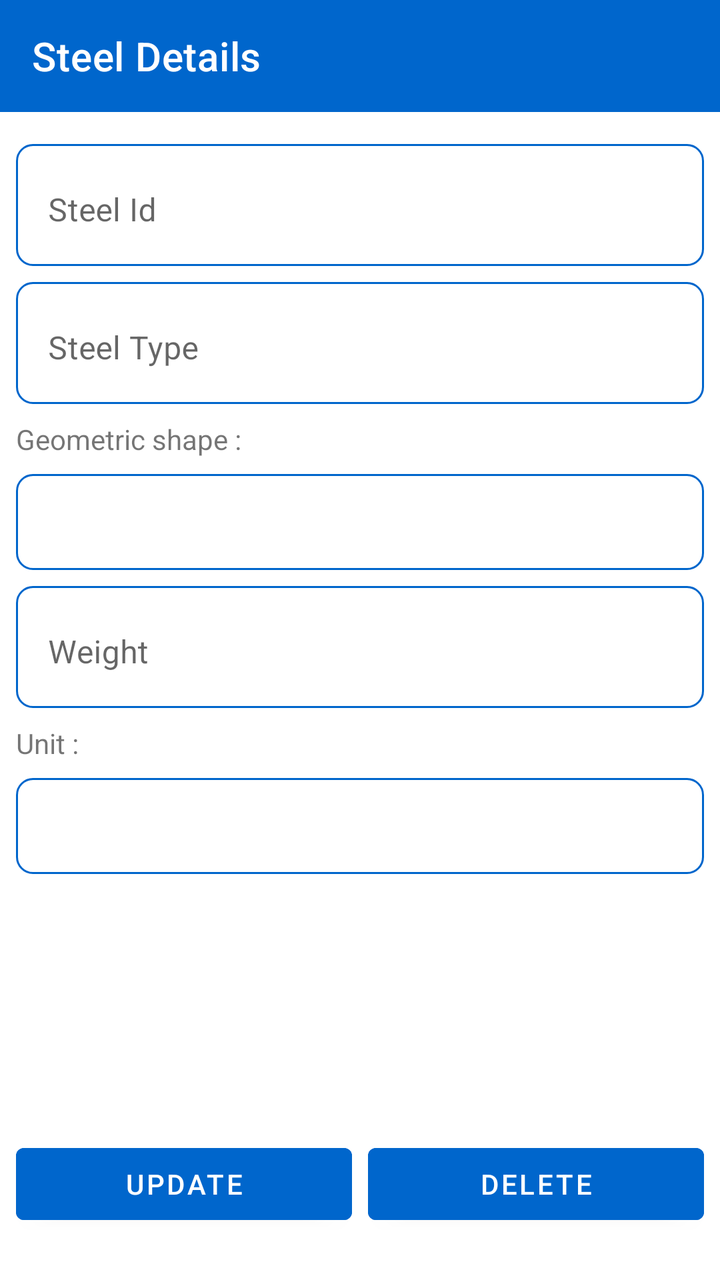
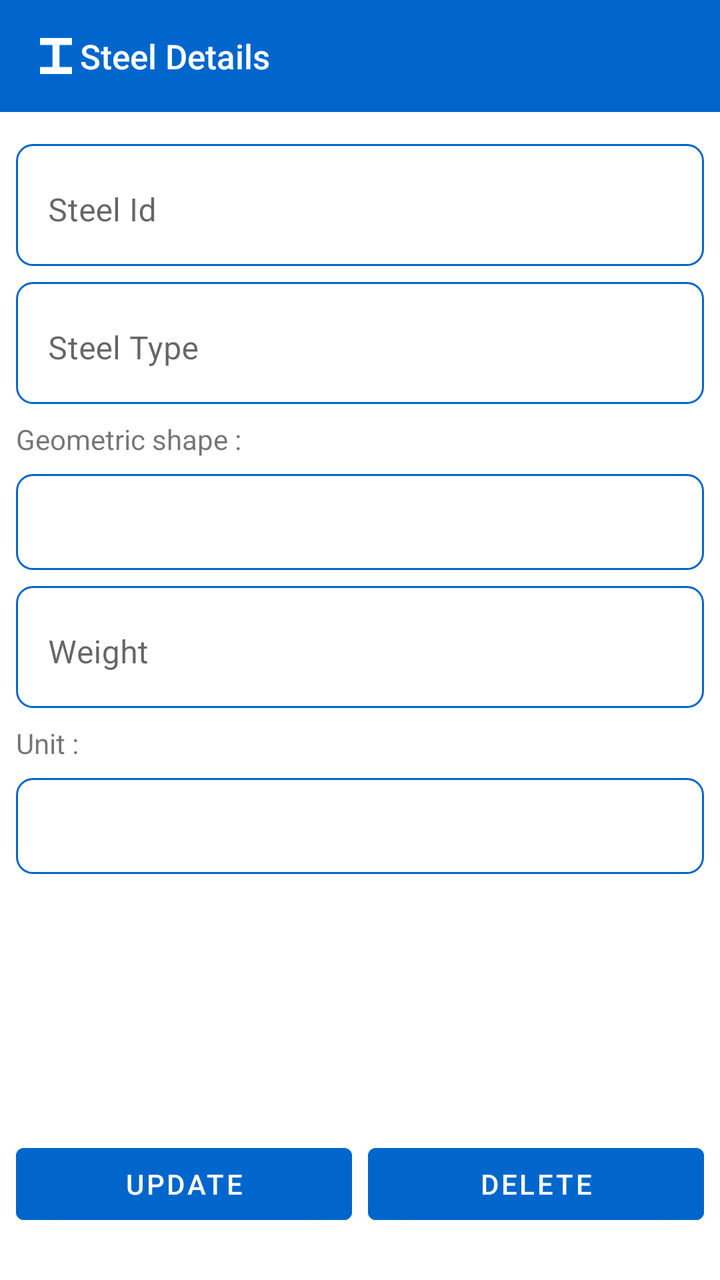

An Android layout rendered at two revisions. The XML below is the earlier revision; the diff shows what the commit changed to produce the second picture.
<!-- AndroidManifest.xml: application theme Theme.MetalConstructionsEstimates -->
<!-- res/layout/activity_steel_details.xml -->
<?xml version="1.0" encoding="utf-8"?>
<androidx.constraintlayout.widget.ConstraintLayout
    xmlns:android="http://schemas.android.com/apk/res/android"
    xmlns:app="http://schemas.android.com/apk/res-auto"
    android:layout_width="match_parent"
    android:layout_height="match_parent"
    android:paddingBottom="16dp">

    
    <androidx.appcompat.widget.Toolbar
        android:id="@+id/toolbar"
        android:layout_width="match_parent"
        android:layout_height="?attr/actionBarSize"
        android:background="#0066cc"
        app:title="@string/steelDetails"
        app:titleTextColor="@android:color/white"
        app:layout_constraintTop_toTopOf="parent"
        app:layout_constraintStart_toStartOf="parent"
        app:layout_constraintEnd_toEndOf="parent" />

    
    <androidx.core.widget.NestedScrollView
        android:id="@+id/formScroll"
        android:layout_width="0dp"
        android:layout_height="0dp"
        android:fillViewport="true"
        android:scrollbars="vertical"
        app:layout_constraintTop_toBottomOf="@id/toolbar"
        app:layout_constraintBottom_toTopOf="@id/buttonContainer"
        app:layout_constraintStart_toStartOf="parent"
        app:layout_constraintEnd_toEndOf="parent">

        <androidx.constraintlayout.widget.ConstraintLayout
            android:layout_width="match_parent"
            android:layout_height="wrap_content"
            android:paddingTop="16dp"
            android:paddingBottom="16dp">

            
            <com.google.android.material.textfield.TextInputLayout
                android:id="@+id/steelIdInputLayout"
                android:layout_width="0dp"
                android:layout_height="wrap_content"
                android:hint="@string/steelId"
                android:layout_marginHorizontal="8dp"
                android:background="@drawable/shape"
                style="@style/Widget.MaterialComponents.TextInputLayout.OutlinedBox"
                app:layout_constraintTop_toTopOf="parent"
                app:layout_constraintStart_toStartOf="parent"
                app:layout_constraintEnd_toEndOf="parent">

                <com.google.android.material.textfield.TextInputEditText
                    android:id="@+id/steelIdEditText"
                    android:layout_width="match_parent"
                    android:layout_height="wrap_content"
                    android:textColor="#333333"
                    android:textColorHint="#4A4A4A"
                    android:background="@android:color/transparent" />
            </com.google.android.material.textfield.TextInputLayout>

            
            <com.google.android.material.textfield.TextInputLayout
                android:id="@+id/steelTypeInputLayout"
                android:layout_width="0dp"
                android:layout_height="wrap_content"
                android:hint="@string/steelType"
                android:layout_marginHorizontal="8dp"
                android:layout_marginTop="8dp"
                android:background="@drawable/shape"
                style="@style/Widget.MaterialComponents.TextInputLayout.OutlinedBox"
                app:layout_constraintTop_toBottomOf="@id/steelIdInputLayout"
                app:layout_constraintStart_toStartOf="parent"
                app:layout_constraintEnd_toEndOf="parent">

                <com.google.android.material.textfield.TextInputEditText
                    android:id="@+id/steelTypeEditText"
                    android:layout_width="match_parent"
                    android:layout_height="wrap_content"
                    android:textColor="#333333"
                    android:textColorHint="#4A4A4A"
                    android:background="@android:color/transparent" />
            </com.google.android.material.textfield.TextInputLayout>

            
            <TextView
                android:id="@+id/shapeSpinnerLabel"
                android:layout_width="wrap_content"
                android:layout_height="wrap_content"
                android:layout_marginTop="8dp"
                android:layout_marginStart="8dp"
                android:text="@string/shapeLabel"
                app:layout_constraintTop_toBottomOf="@id/steelTypeInputLayout"
                app:layout_constraintStart_toStartOf="parent" />

            
            <Spinner
                android:id="@+id/shapeSpinner"
                android:layout_width="0dp"
                android:layout_height="48dp"
                android:layout_marginHorizontal="8dp"
                android:layout_marginTop="8dp"
                android:background="@drawable/shape"
                app:layout_constraintTop_toBottomOf="@id/shapeSpinnerLabel"
                app:layout_constraintStart_toStartOf="parent"
                app:layout_constraintEnd_toEndOf="parent" />

            
            <com.google.android.material.textfield.TextInputLayout
                android:id="@+id/weightInputLayout"
                android:layout_width="0dp"
                android:layout_height="wrap_content"
                android:hint="@string/weight"
                android:layout_marginHorizontal="8dp"
                android:layout_marginTop="8dp"
                android:background="@drawable/shape"
                style="@style/Widget.MaterialComponents.TextInputLayout.OutlinedBox"
                app:layout_constraintTop_toBottomOf="@id/shapeSpinner"
                app:layout_constraintStart_toStartOf="parent"
                app:layout_constraintEnd_toEndOf="parent">

                <com.google.android.material.textfield.TextInputEditText
                    android:id="@+id/weightEditText"
                    android:layout_width="match_parent"
                    android:layout_height="wrap_content"
                    android:inputType="numberDecimal"
                    android:textColor="#333333"
                    android:textColorHint="#4A4A4A"
                    android:background="@android:color/transparent" />
            </com.google.android.material.textfield.TextInputLayout>

            
            <TextView
                android:id="@+id/unitSpinnerLabel"
                android:layout_width="wrap_content"
                android:layout_height="wrap_content"
                android:layout_marginTop="8dp"
                android:layout_marginStart="8dp"
                android:text="@string/unitLabel"
                app:layout_constraintTop_toBottomOf="@id/weightInputLayout"
                app:layout_constraintStart_toStartOf="parent" />

            
            <Spinner
                android:id="@+id/unitSpinner"
                android:layout_width="0dp"
                android:layout_height="48dp"
                android:layout_marginHorizontal="8dp"
                android:layout_marginTop="8dp"
                android:background="@drawable/shape"
                app:layout_constraintTop_toBottomOf="@id/unitSpinnerLabel"
                app:layout_constraintStart_toStartOf="parent"
                app:layout_constraintEnd_toEndOf="parent" />

        </androidx.constraintlayout.widget.ConstraintLayout>
    </androidx.core.widget.NestedScrollView>

    
    <androidx.constraintlayout.widget.ConstraintLayout
        android:id="@+id/buttonContainer"
        android:layout_width="0dp"
        android:layout_height="wrap_content"
        android:padding="8dp"
        app:layout_constraintBottom_toBottomOf="parent"
        app:layout_constraintStart_toStartOf="parent"
        app:layout_constraintEnd_toEndOf="parent">

        <Button
            android:id="@+id/updateButton"
            android:layout_width="0dp"
            android:layout_height="wrap_content"
            android:layout_marginEnd="4dp"
            android:backgroundTint="#0066cc"
            android:text="@string/update"
            android:textColor="@android:color/white"
            app:layout_constraintStart_toStartOf="parent"
            app:layout_constraintEnd_toStartOf="@id/deleteButton"
            app:layout_constraintTop_toTopOf="parent"
            app:layout_constraintBottom_toBottomOf="parent" />

        <Button
            android:id="@+id/deleteButton"
            android:layout_width="0dp"
            android:layout_height="wrap_content"
            android:layout_marginStart="4dp"
            android:backgroundTint="#0066cc"
            android:text="@string/delete"
            android:textColor="@android:color/white"
            app:layout_constraintStart_toEndOf="@id/updateButton"
            app:layout_constraintEnd_toEndOf="parent"
            app:layout_constraintTop_toTopOf="parent"
            app:layout_constraintBottom_toBottomOf="parent" />
    </androidx.constraintlayout.widget.ConstraintLayout>

</androidx.constraintlayout.widget.ConstraintLayout>
<!-- resources referenced by this layout -->
<resources>
  <!-- drawable shape (drawable) -->
  <shape xmlns:android="http://schemas.android.com/apk/res/android"
      android:shape="rectangle">
      <solid android:color="#FFFFFF" />
      
      <stroke
          android:width="1.1dp"
          android:color="#0066cc" /> 
  
      <corners android:radius="8dp" />
  </shape>
  <string name="delete">Delete</string>
  <string name="shapeLabel">Geometric shape :</string>
  <string name="steelDetails">Steel Details</string>
  <string name="steelId">Steel Id</string>
  <string name="steelType">Steel Type</string>
  <string name="unitLabel">Unit :</string>
  <string name="update">Update</string>
  <string name="weight">Weight</string>
  <style name="Theme.MetalConstructionsEstimates" parent="Theme.MaterialComponents.DayNight.NoActionBar">
      
          <item name="colorPrimary">@color/purple_200</item>
          <item name="colorPrimaryVariant">@color/purple_700</item>
          <item name="colorOnPrimary">@color/black</item>
  
          <item name="colorSecondary">@color/teal_200</item>
          <item name="colorSecondaryVariant">@color/teal_200</item>
          <item name="colorOnSecondary">@color/black</item>
  
          <item name="android:statusBarColor">?attr/colorPrimaryVariant</item>
          <item name="android:windowLightStatusBar">false</item>
  
          
      </style>
  <color name="purple_200">#FFBB86FC</color>
  <color name="purple_700">#FF3700B3</color>
  <color name="black">#FF000000</color>
  <color name="teal_200">#FF03DAC5</color>
</resources>

<!-- the commit's change to res/layout/activity_steel_details.xml (unified diff, before → after) -->
@@ -12,7 +12,13 @@
         android:layout_width="match_parent"
         android:layout_height="?attr/actionBarSize"
         android:background="#0066cc"
+        android:theme="@style/ThemeOverlay.MaterialComponents.Dark.ActionBar"
+        app:popupTheme="@style/ThemeOverlay.AppCompat.DayNight"
         app:title="@string/steelDetails"
+        app:logo="@drawable/ic_toolbar_steels"
+        app:contentInsetStartWithNavigation="0dp"
+        app:titleMarginStart="10dp"
+        app:titleTextAppearance="@style/ListToolbarTitle"
         app:titleTextColor="@android:color/white"
         app:layout_constraintTop_toTopOf="parent"
         app:layout_constraintStart_toStartOf="parent"
<!-- resource entries referenced after the edit -->
@@ -1,5 +1,16 @@
 <!-- resources referenced by this layout -->
 <resources>
+  <!-- drawable ic_toolbar_steels (drawable) -->
+  <?xml version="1.0" encoding="utf-8"?>
+  <vector xmlns:android="http://schemas.android.com/apk/res/android"
+      android:width="24dp"
+      android:height="24dp"
+      android:viewportWidth="24"
+      android:viewportHeight="24">
+      <path
+          android:fillColor="#FFFFFFFF"
+          android:pathData="M4,3h16v3.5h-6.25v11H20V21H4v-3.5h6.25v-11H4z" />
+  </vector>
   <!-- drawable shape (drawable) -->
   <shape xmlns:android="http://schemas.android.com/apk/res/android"
       android:shape="rectangle">
@@ -19,6 +30,9 @@
   <string name="unitLabel">Unit :</string>
   <string name="update">Update</string>
   <string name="weight">Weight</string>
+  <style name="ListToolbarTitle" parent="TextAppearance.AppCompat.Widget.ActionBar.Title">
+          <item name="android:textSize">@dimen/list_toolbar_title_size</item>
+      </style>
   <style name="Theme.MetalConstructionsEstimates" parent="Theme.MaterialComponents.DayNight.NoActionBar">
       
           <item name="colorPrimary">@color/purple_200</item>
@@ -34,6 +48,7 @@
   
           
       </style>
+  <dimen name="list_toolbar_title_size">17sp</dimen>
   <color name="purple_200">#FFBB86FC</color>
   <color name="purple_700">#FF3700B3</color>
   <color name="black">#FF000000</color>
